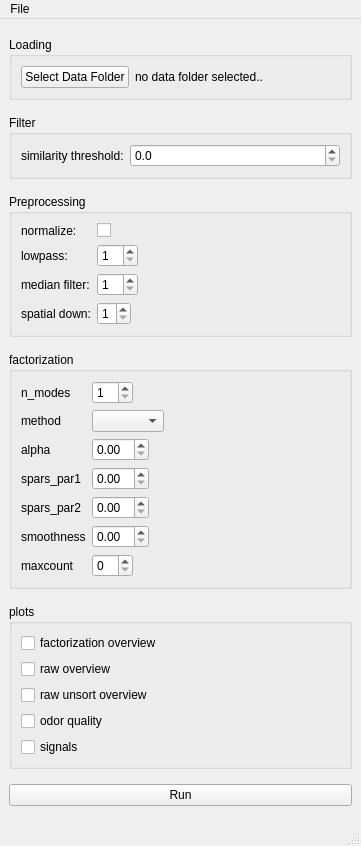
Old version of the form main_gui/main_window.ui in the repository dedan/DrosCalciumAnalyse.
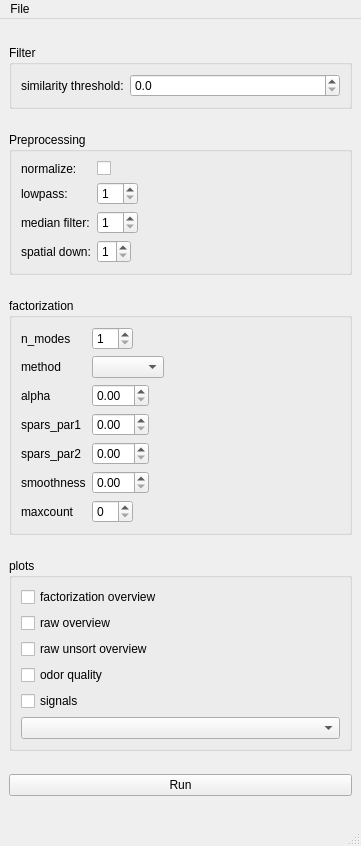
New version of the form.

Commit message: remove select data folder button, made it a mandatory dialog on startup

The edit to the form file:
```diff
--- a/main_gui/main_window.ui
+++ b/main_gui/main_window.ui
@@ -27,47 +27,6 @@
     </sizepolicy>
    </property>
    <layout class="QVBoxLayout" name="verticalLayout">
-    <item>
-     <widget class="QGroupBox" name="groupBox">
-      <property name="sizePolicy">
-       <sizepolicy hsizetype="Preferred" vsizetype="Maximum">
-        <horstretch>0</horstretch>
-        <verstretch>0</verstretch>
-       </sizepolicy>
-      </property>
-      <property name="title">
-       <string>Loading</string>
-      </property>
-      <layout class="QHBoxLayout" name="horizontalLayout_2">
-       <item>
-        <widget class="QPushButton" name="select_data_folder_button">
-         <property name="sizePolicy">
-          <sizepolicy hsizetype="Preferred" vsizetype="Fixed">
-           <horstretch>0</horstretch>
-           <verstretch>0</verstretch>
-          </sizepolicy>
-         </property>
-         <property name="text">
-          <string>Select Data Folder</string>
-         </property>
-        </widget>
-       </item>
-       <item>
-        <widget class="QLabel" name="data_folder_label">
-         <property name="sizePolicy">
-          <sizepolicy hsizetype="Expanding" vsizetype="Preferred">
-           <horstretch>0</horstretch>
-           <verstretch>0</verstretch>
-          </sizepolicy>
-         </property>
-         <property name="text">
-          <string>no data folder selected..</string>
-         </property>
-        </widget>
-       </item>
-      </layout>
-     </widget>
-    </item>
     <item>
      <widget class="QGroupBox" name="filter_box">
       <property name="sizePolicy">
@@ -334,6 +293,9 @@
          </property>
         </widget>
        </item>
+       <item>
+        <widget class="QComboBox" name="format_combo"/>
+       </item>
       </layout>
      </widget>
     </item>
```
Left out of the diff: 1 changed line with no effect on the pictures. The commit also changes 1 other file.
